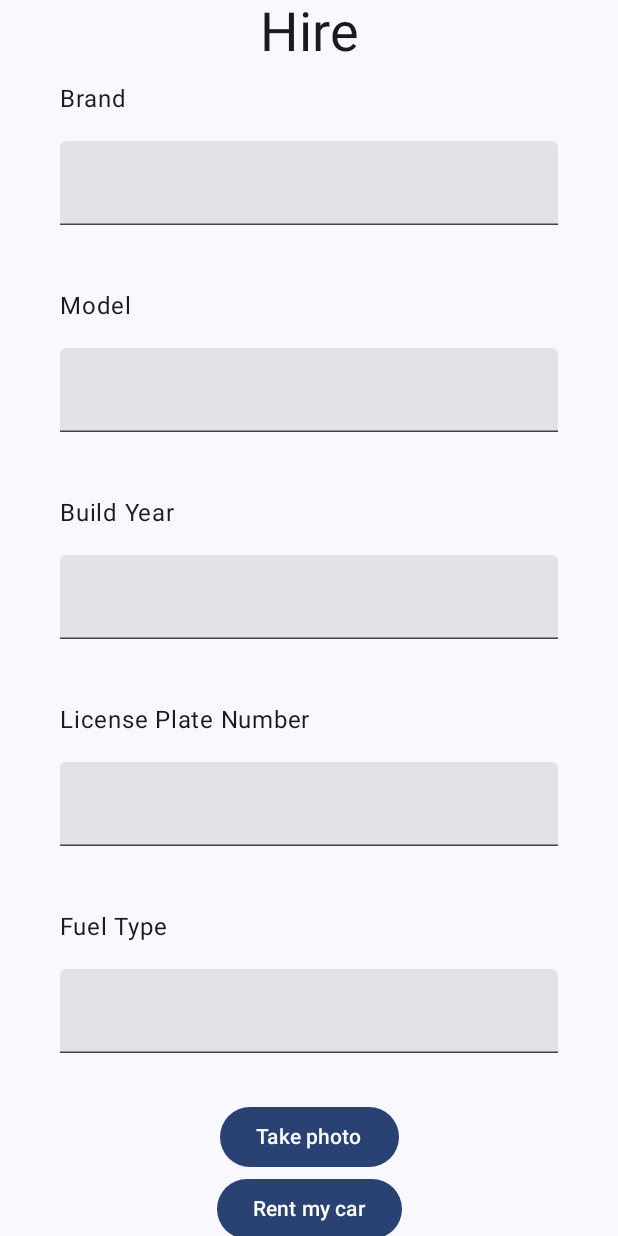
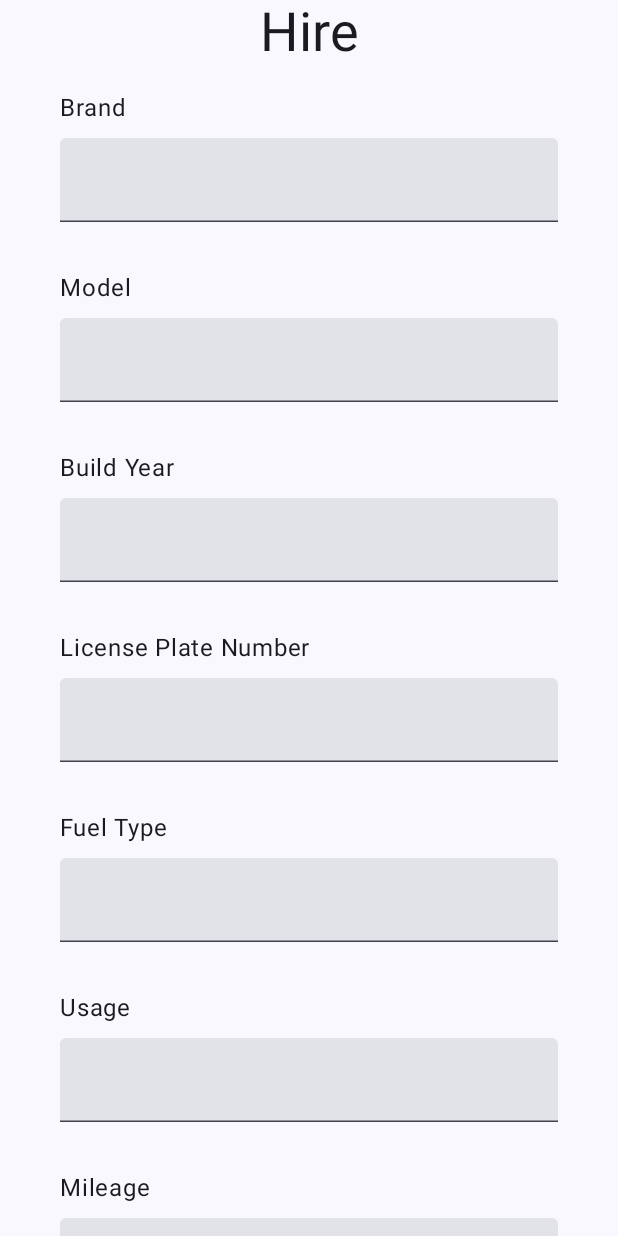
Before and after one commit to thisw2004/MyRentFinal, an Android app built with Jetpack Compose: the VerhurenFormLayout screen opened through its navigation route, on a phone screen of 412 x 824 dp. Run offline under Robolectric (Android 15) with nearby library versions, the light colour scheme and no system bars.

```diff
--- a/app/src/main/java/com/example/myrentapp/Verhuren.kt
+++ b/app/src/main/java/com/example/myrentapp/Verhuren.kt
@@ -1,9 +1,12 @@
 package com.example.myrentapp
 
+import android.net.Uri
 import android.os.Bundle
 import androidx.activity.ComponentActivity
+import androidx.activity.compose.rememberLauncherForActivityResult
 import androidx.activity.compose.setContent
 import androidx.activity.enableEdgeToEdge
+import androidx.activity.result.contract.ActivityResultContracts
 import androidx.compose.foundation.layout.*
 import androidx.compose.foundation.rememberScrollState
 import androidx.compose.foundation.verticalScroll
@@ -12,13 +15,13 @@ import androidx.compose.runtime.*
 import androidx.compose.ui.Alignment
 import androidx.compose.ui.Modifier
 import androidx.compose.ui.res.stringResource
+import androidx.compose.ui.text.style.TextAlign
 import androidx.compose.ui.tooling.preview.Preview
 import androidx.compose.ui.unit.dp
 import androidx.lifecycle.ViewModelProvider
 import androidx.navigation.compose.rememberNavController
 import com.example.myrentapp.ui.theme.MyRentAppTheme
 import androidx.navigation.NavController
-import androidx.compose.ui.text.style.TextAlign  // Add this import for the align modifier
 
 class Verhuren : ComponentActivity() {
     private lateinit var viewModel: CarViewModel
@@ -44,9 +47,27 @@ class Verhuren : ComponentActivity() {
 fun VerhurenFormLayout(viewModel: CarViewModel, navController: NavController) {
     var brandInput by remember { mutableStateOf("") }
     var modelInput by remember { mutableStateOf("") }
-    var buildInput by remember { mutableStateOf("") }
+    var buildYearInput by remember { mutableStateOf("") }
     var kentekenInput by remember { mutableStateOf("") }
-    var fuelInput by remember { mutableStateOf("") }
+    var brandstofInput by remember { mutableStateOf("") }
+    var verbruikInput by remember { mutableStateOf("") }
+    var kmStandInput by remember { mutableStateOf("") }
+    var locationInput by remember { mutableStateOf("") }
+
+    var showPhotoDialog by remember { mutableStateOf(false) }
+    var photoUri by remember { mutableStateOf<Uri?>(null) }
+
+    val takePhoto = rememberLauncherForActivityResult(ActivityResultContracts.TakePicture()) { success ->
+        if (success) {
+            // Photo was taken successfully
+            // You might want to update the UI to show that a photo was taken
+        }
+    }
+
+    val pickPhoto = rememberLauncherForActivityResult(ActivityResultContracts.GetContent()) { uri: Uri? ->
+        photoUri = uri
+        // You might want to update the UI to show that a photo was selected
+    }
 
     Column(
         modifier = Modifier
@@ -60,28 +81,66 @@ fun VerhurenFormLayout(viewModel: CarViewModel, navController: NavController) {
         Text(
             text = stringResource(R.string.hireTitle),
             style = MaterialTheme.typography.displaySmall,
-            textAlign = TextAlign.Center  // Use textAlign instead of align for Text
+            textAlign = TextAlign.Center
         )
 
         VerhurenInputField(label = R.string.brand, value = brandInput, onValueChange = { brandInput = it })
         VerhurenInputField(label = R.string.model, value = modelInput, onValueChange = { modelInput = it })
-        VerhurenInputField(label = R.string.bouwjaar, value = buildInput, onValueChange = { buildInput = it })
+        VerhurenInputField(label = R.string.bouwjaar, value = buildYearInput, onValueChange = { buildYearInput = it })
         VerhurenInputField(label = R.string.kenteken, value = kentekenInput, onValueChange = { kentekenInput = it })
-        VerhurenInputField(label = R.string.fuelType, value = fuelInput, onValueChange = { fuelInput = it })
+        VerhurenInputField(label = R.string.fuelType, value = brandstofInput, onValueChange = { brandstofInput = it })
+        VerhurenInputField(label = R.string.Usage, value = verbruikInput, onValueChange = { verbruikInput = it })
+        VerhurenInputField(label = R.string.Mileage, value = kmStandInput, onValueChange = { kmStandInput = it })
+        VerhurenInputField(label = R.string.Location, value = locationInput, onValueChange = { locationInput = it })
 
-        Column(
-            modifier = Modifier,
-            horizontalAlignment = Alignment.CenterHorizontally
+        Button(
+            onClick = { showPhotoDialog = true },
+            modifier = Modifier
+                .fillMaxWidth()
+                .padding(vertical = 16.dp)
         ) {
-            Button(onClick = { navController.navigate("takePhoto") }) {
-                Text(stringResource(R.string.TakePhoto))
-            }
-            Button(onClick = { /* TODO: Implement confirmation logic */ }) {
-                Text(stringResource(R.string.Confirm))
-            }
+            Text(stringResource(R.string.ChoosePhotoBtn))
+        }
+
+        Button(
+            onClick = {
+                // TODO: Implement confirmation logic
+                // This is where you would save all the input data, including the photoUri
+            },
+            modifier = Modifier
+                .fillMaxWidth()
+                .padding(vertical = 16.dp)
+        ) {
+            Text(stringResource(R.string.Confirm))
         }
 
         Spacer(modifier = Modifier.height(150.dp))
+    }
+
+    if (showPhotoDialog) {
+        AlertDialog(
+            onDismissRequest = { showPhotoDialog = false },
+            title = { Text("Choose an option") },
+            text = { Text("Would you like to take a new photo or select an existing one?") },
+            confirmButton = {
+                TextButton(onClick = {
+                    showPhotoDialog = false
+                    // You'll need to create a URI for the new photo here
+                    // For simplicity, we're using null, but you should create a proper URI
+                    takePhoto.launch(null)
+                }) {
+                    Text("Take Photo")
+                }
+            },
+            dismissButton = {
+                TextButton(onClick = {
+                    showPhotoDialog = false
+                    pickPhoto.launch("image/*")
+                }) {
+                    Text("Select Photo")
+                }
+            }
+        )
     }
 }
 
@@ -90,9 +149,9 @@ fun VerhurenInputField(label: Int, value: String, onValueChange: (String) -> Uni
     Text(
         text = stringResource(label),
         modifier = Modifier
-            .padding(bottom = 16.dp, top = 10.dp)
+            .padding(bottom = 8.dp, top = 16.dp)
             .fillMaxWidth(),
-        textAlign = TextAlign.Start  // Use textAlign instead of align for Text
+        textAlign = TextAlign.Start
     )
     TextField(
         value = value,
@@ -100,7 +159,7 @@ fun VerhurenInputField(label: Int, value: String, onValueChange: (String) -> Uni
         singleLine = true,
         modifier = Modifier
             .fillMaxWidth()
-            .padding(bottom = 32.dp)
+            .padding(bottom = 16.dp)
     )
 }
 
--- a/app/src/main/res/values/strings.xml
+++ b/app/src/main/res/values/strings.xml
@@ -50,6 +50,10 @@
     <string name="RegisterTitle">Register</string>
     <string name="MainTitle" translatable="false">MyRent</string>
     <string name="IntroTxt">Welcome to MyRent!  Here you can easily find and rent cars, all at your fingertips. Whether you need a quick ride or want to earn some extra by sharing your own car, we have everything you need.  So, let\'s hit the road together and redefine mobility. Have fun with MyRent!</string>
+    <string name="Usage">Usage</string>
+    <string name="Mileage">Mileage</string>
+    <string name="Location">Location</string>
+    <string name="ChoosePhotoBtn">Choose or take Photo</string>
 
 
 </resources>
```
Also changed, not shown: 1 other file.
